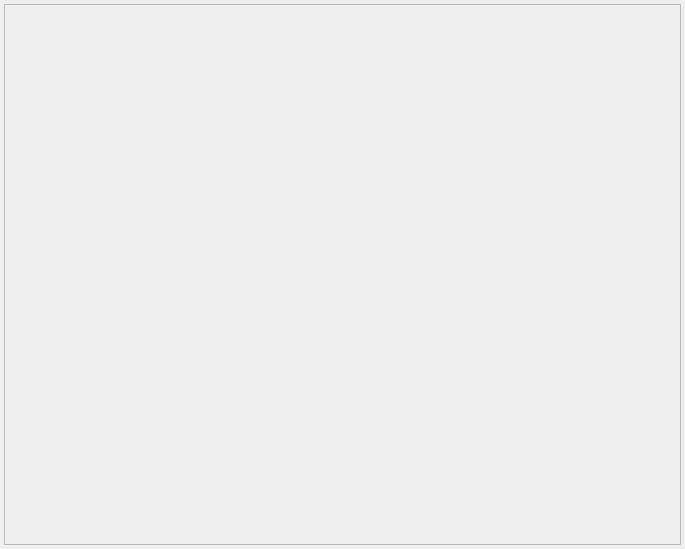
The window that src/gui/processingtab.ui (disorderedmaterials/dissolve) describes before a commit, drawn with Qt 5.
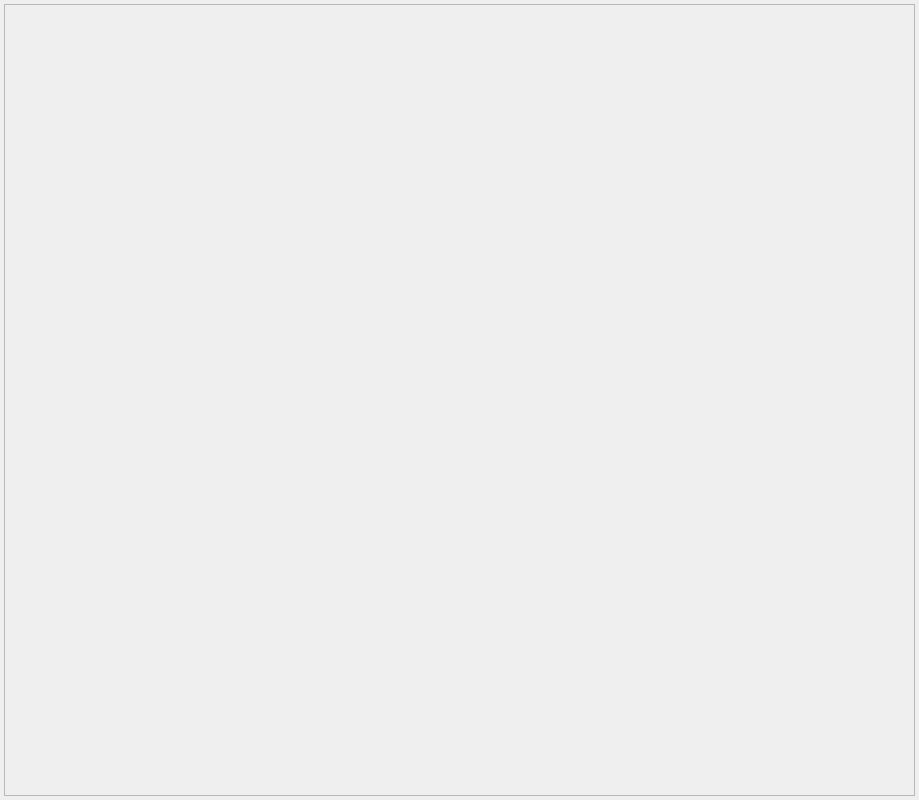
The same window after the commit.

```diff
--- a/src/gui/processingtab.ui
+++ b/src/gui/processingtab.ui
@@ -6,14 +6,19 @@
    <rect>
     <x>0</x>
     <y>0</y>
-    <width>685</width>
-    <height>549</height>
+    <width>919</width>
+    <height>800</height>
    </rect>
   </property>
+  <property name="font">
+   <font>
+    <pointsize>8</pointsize>
+   </font>
+  </property>
   <property name="windowTitle">
    <string>Form</string>
   </property>
-  <layout class="QHBoxLayout" name="horizontalLayout">
+  <layout class="QHBoxLayout" name="horizontalLayout" stretch="0">
    <property name="spacing">
     <number>4</number>
    </property>
@@ -42,8 +47,8 @@
        <rect>
         <x>0</x>
         <y>0</y>
-        <width>675</width>
-        <height>539</height>
+        <width>909</width>
+        <height>790</height>
        </rect>
       </property>
       <layout class="QHBoxLayout" name="horizontalLayout_3">
```
Left out of the diff: 4 changed lines with no effect on the pictures.
